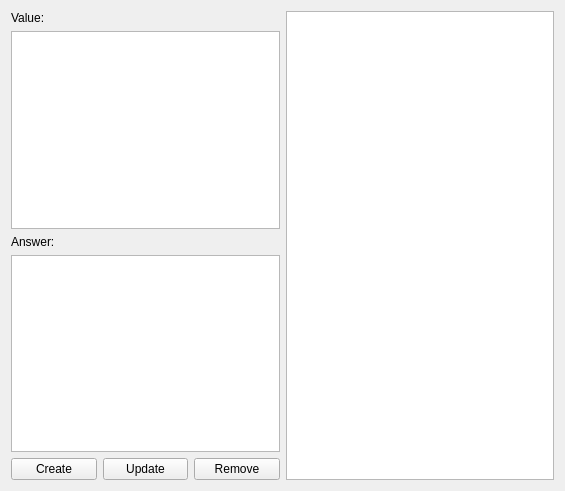
Qt form Views/questionview.ui (ArkadiuszStanislawLega/Flashcards_Qt) before a commit.
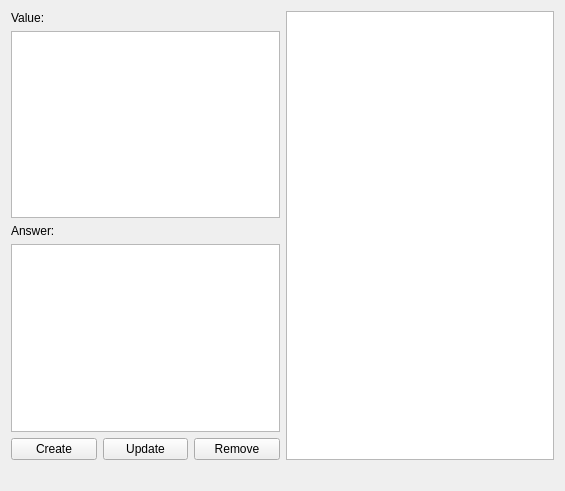
The same form after that commit.

Commit message: Update Question View - added info label.

Diff of the .ui file:
```diff
--- a/Views/questionview.ui
+++ b/Views/questionview.ui
@@ -13,7 +13,9 @@
   <property name="windowTitle">
    <string>Form</string>
   </property>
-  <layout class="QHBoxLayout" name="horizontalLayout_2">
+  <layout class="QVBoxLayout" name="verticalLayout_3">
+   <item>
+    <layout class="QHBoxLayout" name="horizontalLayout">
    <item>
     <layout class="QVBoxLayout" name="verticalLayout">
      <item>
@@ -69,6 +71,15 @@
    </item>
    <item>
     <widget class="QListView" name="lv_created_quesions"/>
+     </item>
+    </layout>
+   </item>
+   <item>
+    <widget class="QLabel" name="l_info">
+     <property name="text">
+      <string/>
+     </property>
+    </widget>
    </item>
   </layout>
  </widget>
```
Lines whose indentation alone changed are shown as unchanged. The commit also changes 4 other files.
